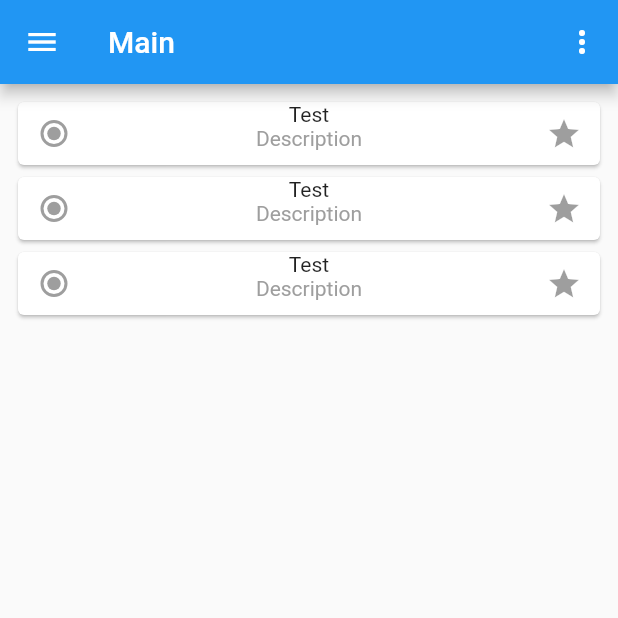
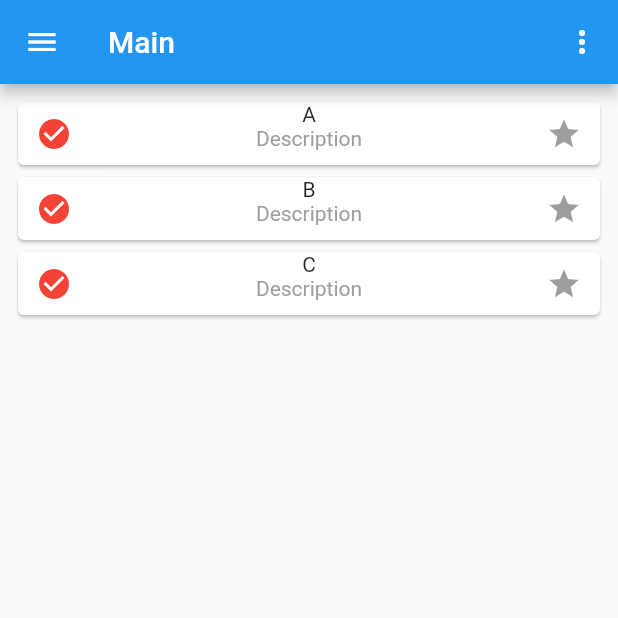
Before and after one commit to mkubasz/nozbe_lightweight, a Flutter app: the screen it shows after launch, on a phone screen of 412 x 824 dp, the top half of it. Run offline on Flutter 3.47's test engine with Material 2 defaults, Android fonts, the phone set to English and light mode, and no system bars.

Commit message:
Adds task state with completed and name dynamically allocated.

```diff
--- a/lib/presentation/app.dart
+++ b/lib/presentation/app.dart
@@ -23,14 +23,24 @@ class AppPage extends StatelessWidget {
         child: ListView(
           children: <Widget>[
             DrawerHeader(
-              child: Text('Header'),
+              child: Text('Nozbe4'),
               decoration: BoxDecoration(
                 color: Colors.blue
               ),
             ),
             ListTile(
               title: Text('Element 1'),
-            )
+              onTap: (){
+                print('Element1');
+              },
+
+            ),
+            ListTile(
+              title: Text('Element 2'),
+              onTap: (){
+                print('Element2');
+              },
+            ),
           ],
         ),
       ),
--- a/lib/presentation/task.dart
+++ b/lib/presentation/task.dart
@@ -3,7 +3,24 @@ import 'package:flutter/material.dart';
 
 import 'description.dart';
 
-class Task extends StatelessWidget {
+class TaskWidget extends StatefulWidget {
+  String _name = '';
+  TaskWidget(name){
+    _name = name;
+  }
+  @override
+  _TaskWidgetState createState() => _TaskWidgetState(_name);
+}
+
+class _TaskWidgetState extends State<TaskWidget> {
+  String _name = '';
+  _TaskWidgetState(name){
+    _name = name;
+  }
+  bool _isFavorited = true;
+  bool _isCompleted = false;
+
+
   @override
   Widget build(BuildContext context) {
     // TODO: implement build
@@ -16,10 +33,14 @@ class Task extends StatelessWidget {
         child: Row(
           mainAxisAlignment: MainAxisAlignment.spaceBetween,
           children: <Widget>[
-          Radio(),
+            IconButton(
+              icon: (_isCompleted ? Icon(Icons.check_circle_outline) : Icon(Icons.check_circle)),
+              color: Colors.red[500],
+              onPressed: _toggleComplete,
+            ),
           Column(
             children: <Widget>[
-              Text('Test'),
+              Text(_name),
               Description()
             ],
           ),
@@ -28,5 +49,9 @@ class Task extends StatelessWidget {
       ),
     );
   }
-
+  void _toggleComplete() {
+    setState(() {
+      _isCompleted = !_isCompleted;
+    });
+  }
 }
--- a/lib/presentation/tasks.dart
+++ b/lib/presentation/tasks.dart
@@ -12,7 +12,7 @@ class Tasks extends StatelessWidget {
         itemBuilder: (BuildContext context, int index) {
           return Container(
             height: 50,
-            child: Container(child: Task())
+            child: Container(child: TaskWidget(tasks[index]))
           );
         }
     );
```
